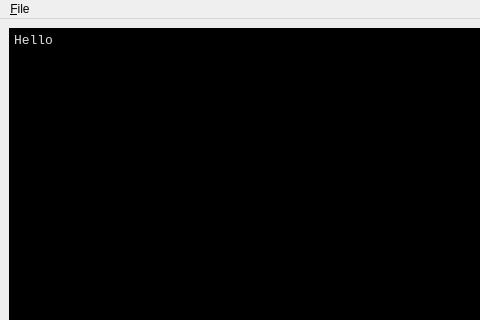
Above: src/gui/main.ui from jasn/RASMUS before the change; both pictures show x 0 to 480 and y 0 to 320 of the 806 by 680 pixel window. Below: the same form after it.
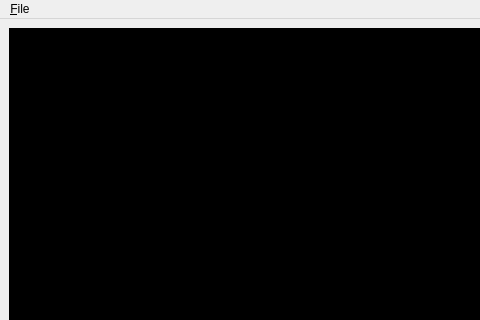
That is the form after the change. Custom widgets are drawn as their Qt base class.

```diff
--- a/src/gui/main.ui
+++ b/src/gui/main.ui
@@ -152,7 +152,7 @@
         </font>
        </property>
        <property name="plainText">
-        <string>Hello</string>
+        <string/>
        </property>
       </widget>
       <widget class="QListWidget" name="environment">
```
Left out of the diff: 2 changed lines with no effect on the pictures.
